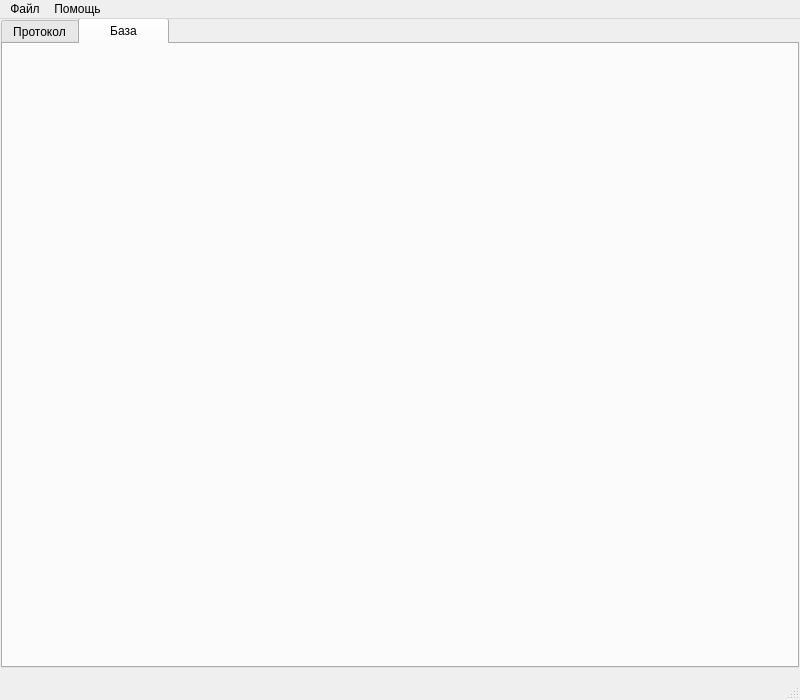
This is main.ui in asd192/CalibrationIRT59 as Qt 5 draws it before an edit. The edited form follows.
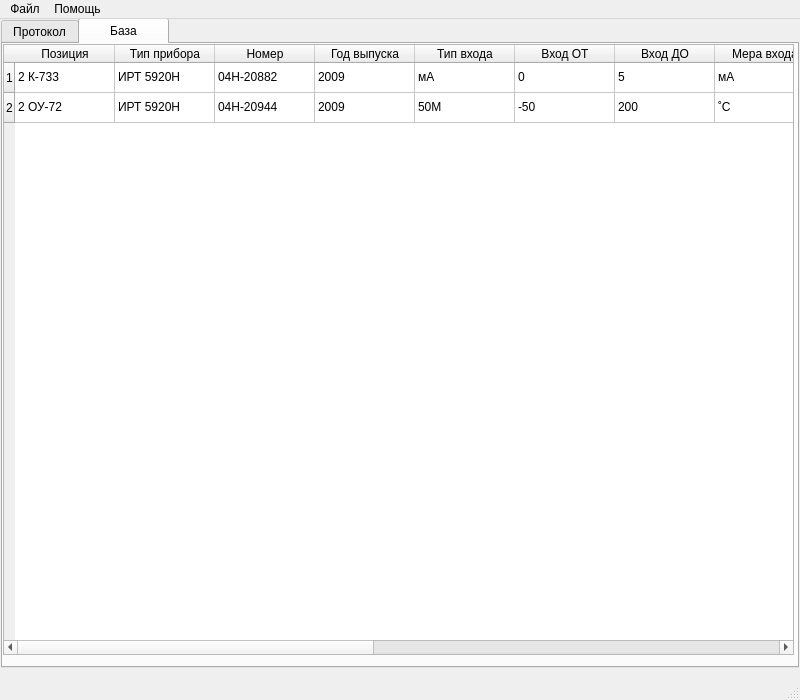
This is the edited form. The open tabs and pages were chosen to show the change.

The edit to the form file:
```diff
--- a/main.ui
+++ b/main.ui
@@ -2130,6 +2130,236 @@
      <attribute name="title">
       <string>      База      </string>
      </attribute>
+     <widget class="QTableWidget" name="tableWidgetdb">
+      <property name="geometry">
+       <rect>
+        <x>0</x>
+        <y>0</y>
+        <width>791</width>
+        <height>611</height>
+       </rect>
+      </property>
+      <row>
+       <property name="text">
+        <string>1</string>
+       </property>
+      </row>
+      <row>
+       <property name="text">
+        <string>2</string>
+       </property>
+      </row>
+      <column>
+       <property name="text">
+        <string>Позиция</string>
+       </property>
+      </column>
+      <column>
+       <property name="text">
+        <string>Тип прибора</string>
+       </property>
+      </column>
+      <column>
+       <property name="text">
+        <string>Номер</string>
+       </property>
+      </column>
+      <column>
+       <property name="text">
+        <string>Год выпуска</string>
+       </property>
+      </column>
+      <column>
+       <property name="text">
+        <string>Тип входа</string>
+       </property>
+      </column>
+      <column>
+       <property name="text">
+        <string>Вход ОТ</string>
+       </property>
+      </column>
+      <column>
+       <property name="text">
+        <string>Вход ДО</string>
+       </property>
+      </column>
+      <column>
+       <property name="text">
+        <string>Мера входа</string>
+       </property>
+      </column>
+      <column>
+       <property name="text">
+        <string>Тип выхода</string>
+       </property>
+      </column>
+      <column>
+       <property name="text">
+        <string>Шкала ОТ</string>
+       </property>
+      </column>
+      <column>
+       <property name="text">
+        <string>Шкала ДО</string>
+       </property>
+      </column>
+      <column>
+       <property name="text">
+        <string>Мера выхода</string>
+       </property>
+      </column>
+      <column>
+       <property name="text">
+        <string>ПВИ тип</string>
+       </property>
+      </column>
+      <column>
+       <property name="text">
+        <string>ПВИ шкала ОТ</string>
+       </property>
+      </column>
+      <column>
+       <property name="text">
+        <string>ПВИ шкала ДО</string>
+       </property>
+      </column>
+      <item row="0" column="0">
+       <property name="text">
+        <string>2 К-733</string>
+       </property>
+      </item>
+      <item row="0" column="1">
+       <property name="text">
+        <string>ИРТ 5920Н</string>
+       </property>
+      </item>
+      <item row="0" column="2">
+       <property name="text">
+        <string>04Н-20882</string>
+       </property>
+      </item>
+      <item row="0" column="3">
+       <property name="text">
+        <string>2009</string>
+       </property>
+      </item>
+      <item row="0" column="4">
+       <property name="text">
+        <string>мА</string>
+       </property>
+      </item>
+      <item row="0" column="5">
+       <property name="text">
+        <string>0</string>
+       </property>
+      </item>
+      <item row="0" column="6">
+       <property name="text">
+        <string>5</string>
+       </property>
+      </item>
+      <item row="0" column="7">
+       <property name="text">
+        <string>мА</string>
+       </property>
+      </item>
+      <item row="0" column="8">
+       <property name="text">
+        <string>0-20</string>
+       </property>
+      </item>
+      <item row="0" column="9">
+       <property name="text">
+        <string>0</string>
+       </property>
+      </item>
+      <item row="0" column="10">
+       <property name="text">
+        <string>10</string>
+       </property>
+      </item>
+      <item row="0" column="11">
+       <property name="text">
+        <string>мА</string>
+       </property>
+      </item>
+      <item row="0" column="12">
+       <property name="text">
+        <string>0-5</string>
+       </property>
+      </item>
+      <item row="0" column="13">
+       <property name="text">
+        <string>0</string>
+       </property>
+      </item>
+      <item row="0" column="14">
+       <property name="text">
+        <string>10</string>
+       </property>
+      </item>
+      <item row="1" column="0">
+       <property name="text">
+        <string>2 ОУ-72</string>
+       </property>
+      </item>
+      <item row="1" column="1">
+       <property name="text">
+        <string>ИРТ 5920Н</string>
+       </property>
+      </item>
+      <item row="1" column="2">
+       <property name="text">
+        <string>04Н-20944</string>
+       </property>
+      </item>
+      <item row="1" column="3">
+       <property name="text">
+        <string>2009</string>
+       </property>
+      </item>
+      <item row="1" column="4">
+       <property name="text">
+        <string>50М</string>
+       </property>
+      </item>
+      <item row="1" column="5">
+       <property name="text">
+        <string>-50</string>
+       </property>
+      </item>
+      <item row="1" column="6">
+       <property name="text">
+        <string>200</string>
+       </property>
+      </item>
+      <item row="1" column="7">
+       <property name="text">
+        <string>˚С</string>
+       </property>
+      </item>
+      <item row="1" column="8">
+       <property name="text">
+        <string>50М</string>
+       </property>
+      </item>
+      <item row="1" column="9">
+       <property name="text">
+        <string>-50</string>
+       </property>
+      </item>
+      <item row="1" column="10">
+       <property name="text">
+        <string>200</string>
+       </property>
+      </item>
+      <item row="1" column="11">
+       <property name="text">
+        <string>˚С</string>
+       </property>
+      </item>
+     </widget>
     </widget>
    </widget>
   </widget>
```
Left out of the diff: 99 changed lines with no effect on the pictures.
